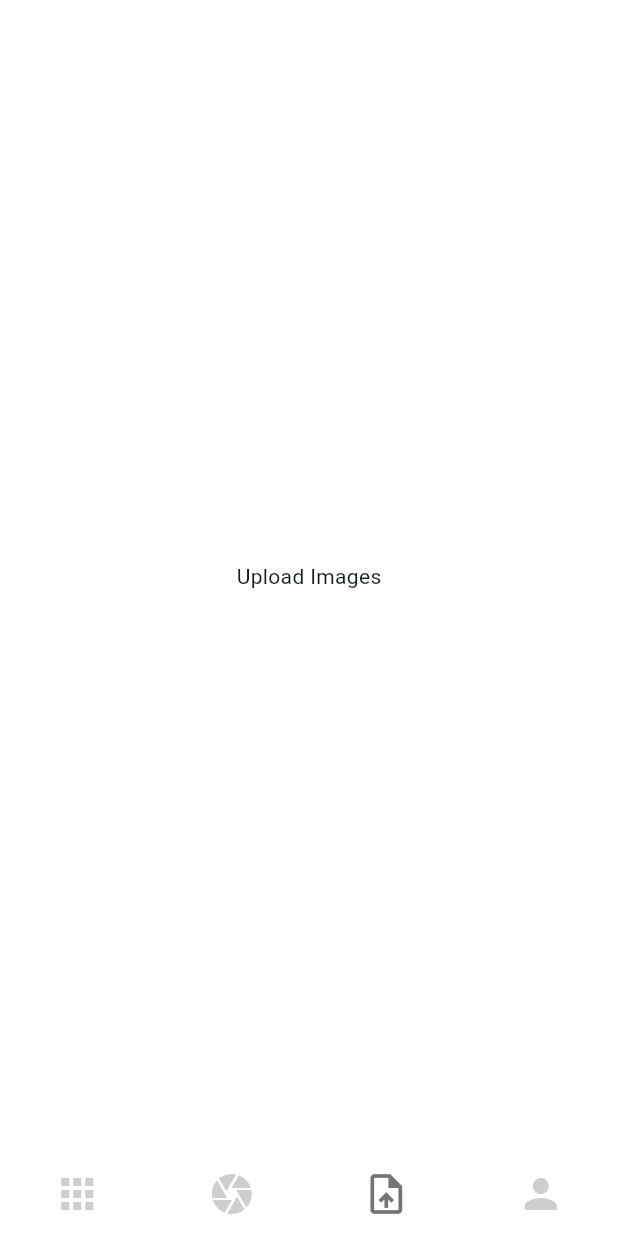
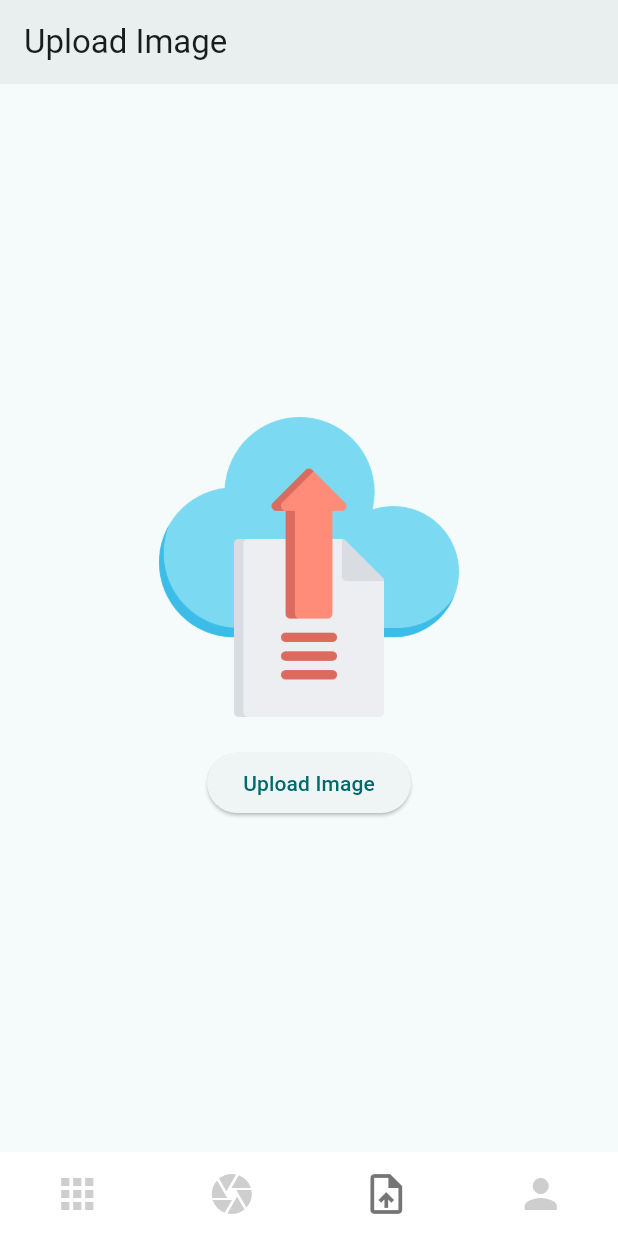
Before and after one commit to coderzaman/visionify, a Flutter app: the MainPage screen opened directly, item 3 of the bottom bar chosen, on a phone screen of 412 x 824 dp. Run offline on Flutter 3.47's test engine with Material 3 defaults, Android fonts, the phone set to English and light mode, and no system bars; our stand-ins replace camera, image_picker, sqflite; accounts and stored records are empty.

Commit message:
Upload Image and Cameara Setup

```diff
--- a/lib/navpages/main_page.dart
+++ b/lib/navpages/main_page.dart
@@ -1,9 +1,9 @@
 
 import 'package:flutter/material.dart';
-import 'package:visionify/navpages/bar_item_page.dart';
+import 'package:visionify/navpages/camera_page.dart';
 import 'package:visionify/navpages/home_page.dart';
-import 'package:visionify/navpages/my_page.dart';
-import 'package:visionify/navpages/search_page.dart';
+import 'package:visionify/navpages/profile_page.dart';
+import 'package:visionify/navpages/upload_image_page.dart';
 
 class MainPage extends StatefulWidget {
   const MainPage({super.key});
@@ -15,8 +15,8 @@ class MainPage extends StatefulWidget {
 class _MainPageState extends State<MainPage> {
   List pages = [
     HomePage(),
-    BarItemPage(),
-    SearchPage(),
+    CameraPage(),
+    UploadImagePage(),
     MyPage()
   ];
   int current_index = 0;
--- a/lib/navpages/search_page.dart
+++ /dev/null
@@ -1,13 +0,0 @@
-import 'package:flutter/cupertino.dart';
-
-class SearchPage extends StatelessWidget {
-  const SearchPage({super.key});
-
-  @override
-  Widget build(BuildContext context) {
-    return Container(
-        child: Center(
-      child: const Text("Upload Images"),
-    ));
-  }
-}
--- /dev/null
+++ b/lib/navpages/upload_image_page.dart
@@ -0,0 +1,88 @@
+// import 'package:flutter/cupertino.dart';
+//
+// class SearchPage extends StatelessWidget {
+//   const SearchPage({super.key});
+//
+//   @override
+//   Widget build(BuildContext context) {
+//     return Container(
+//         child: Center(
+//       child: const Text("Upload Images"),
+//     ));
+//   }
+// }
+
+// import 'package:flutter/cupertino.dart';
+//
+// class BarItemPage extends StatelessWidget {
+//   const BarItemPage({super.key});
+//
+//   @override
+//   Widget build(BuildContext context) {
+//     return Container(
+//         child: Center(
+//       child: const Text("Turn On The Camera"),
+//     ));
+//   }
+// }
+
+
+import 'package:flutter/material.dart';
+import 'package:image_picker/image_picker.dart';
+import 'dart:io';
+
+class UploadImagePage extends StatefulWidget {
+  const UploadImagePage({super.key});
+
+  @override
+  _UploadImagePageState createState() => _UploadImagePageState();
+}
+
+class _UploadImagePageState extends State<UploadImagePage> {
+  File? _imageFile;
+  final ImagePicker _picker = ImagePicker();
+
+  Future<void> _pickImage() async {
+    final pickedFile = await _picker.pickImage(source: ImageSource.gallery);
+    if (pickedFile != null) {
+      setState(() {
+        _imageFile = File(pickedFile.path);
+      });
+    }
+  }
+
+  @override
+  Widget build(BuildContext context) {
+    return Scaffold(
+      appBar: AppBar(
+        title: const Text("Upload Image"),
+        backgroundColor: Color(0xFFF6F6F6),
+        elevation: 1.0,
+      ),
+      body: Center(
+        child: Column(
+          mainAxisAlignment: MainAxisAlignment.center,
+          children: [
+            _imageFile != null
+                ? Image.file(
+              _imageFile!,
+              width: 300,
+              height: 300,
+              fit: BoxFit.cover,
+            )
+                : Image.asset(
+              'assets/upload-default.png', // Replace with your default image path
+              width: 200,
+              height: 200,
+            ),
+            const SizedBox(height: 20),
+            ElevatedButton(
+              onPressed: _pickImage,
+              child: const Text("Upload Image"),
+            ),
+          ],
+        ),
+      ),
+    );
+  }
+}
--- a/pubspec.yaml
+++ b/pubspec.yaml
@@ -32,13 +32,16 @@ dependencies:
     sdk: flutter
 
 
+
   # The following adds the Cupertino Icons font to your application.
   # Use with the CupertinoIcons class for iOS style icons.
   cupertino_icons: ^1.0.8
   sqflite: ^2.3.3+1
   path: ^1.9.0
   intl: ^0.19.0
-
+  image_picker: ^1.1.2
+  camera: ^0.11.0+2
+  path_provider: ^2.0.11
 dev_dependencies:
   flutter_test:
     sdk: flutter
@@ -63,6 +66,7 @@ flutter:
   assets:
       - assets/logo.png
       - assets/logo2.png
+      - assets/upload-default.png
   # To add assets to your application, add an assets section, like this:
   # assets:
   #   - images/a_dot_burr.jpeg
```
Also changed, not shown: lib/navpages/bar_item_page.dart (deleted, +0 -13 lines), lib/navpages/camera_page.dart (added, +87 -0 lines), assets/upload-default.png (added), lib/navpages/profile_page.dart (renamed from lib/navpages/my_page.dart), pubspec.lock, 7 other files.
